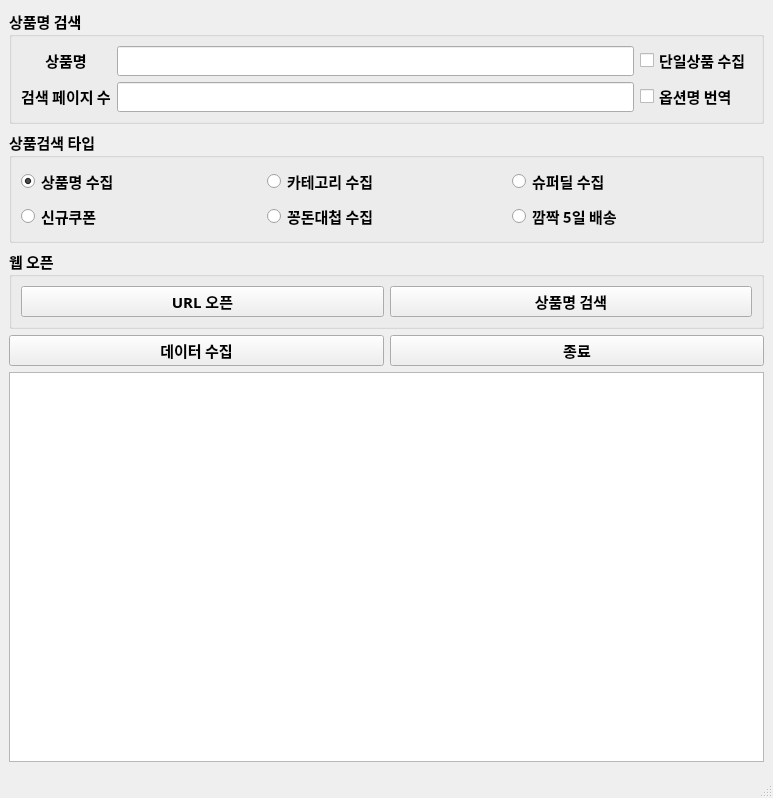
The window that AliExpressShoppingCrawller/driver/main_ui.ui (TomLee9903/TomLee9903) describes before a commit, drawn with Qt 5.
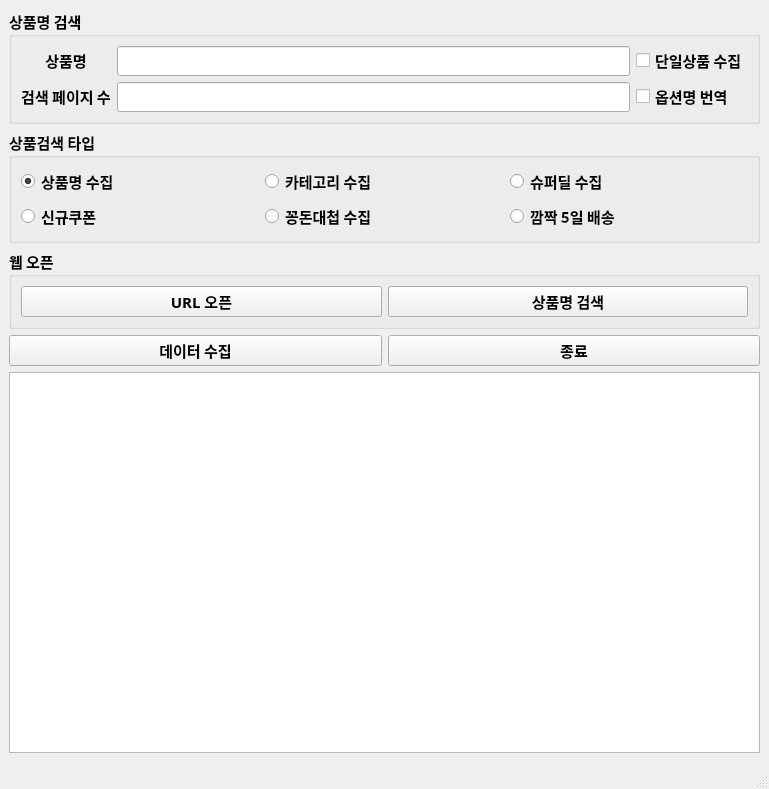
The same window after the commit.

Commit message: [AliExpress] AliExpress 13차 버전 업로드

The edit to the form file:
```diff
--- a/AliExpressShoppingCrawller/driver/main_ui.ui
+++ b/AliExpressShoppingCrawller/driver/main_ui.ui
@@ -6,8 +6,8 @@
    <rect>
     <x>0</x>
     <y>0</y>
-    <width>773</width>
-    <height>798</height>
+    <width>769</width>
+    <height>789</height>
    </rect>
   </property>
   <property name="font">
```
Left out of the diff: 92 changed lines with no effect on the pictures. The commit also changes 1 other file.
